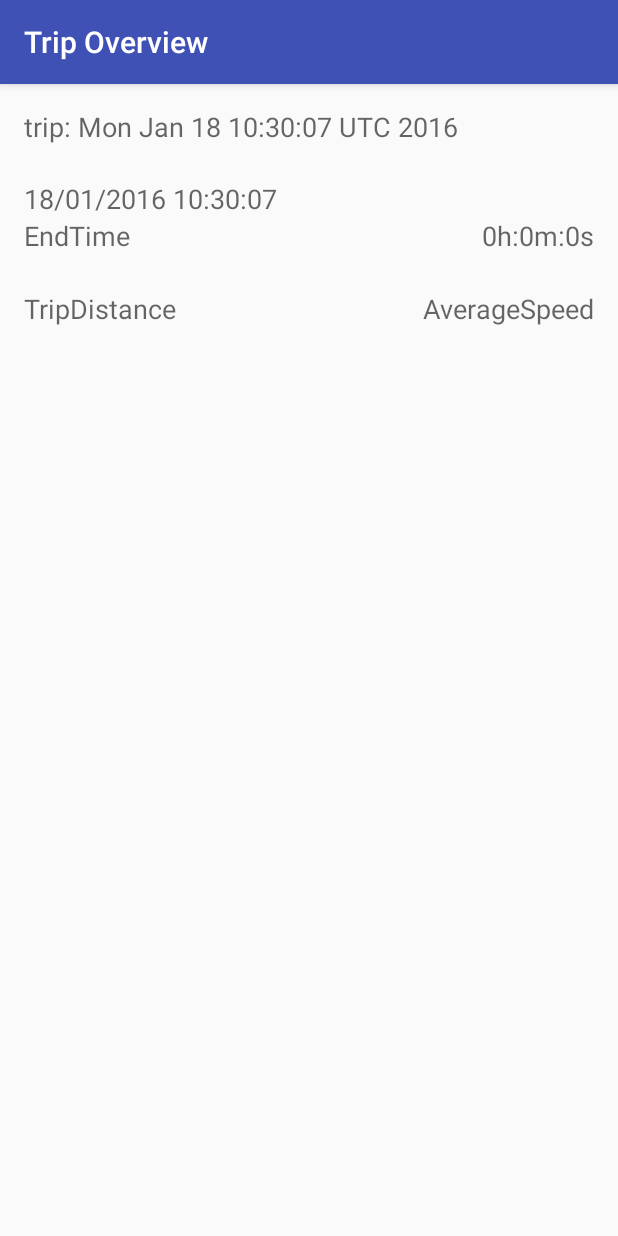
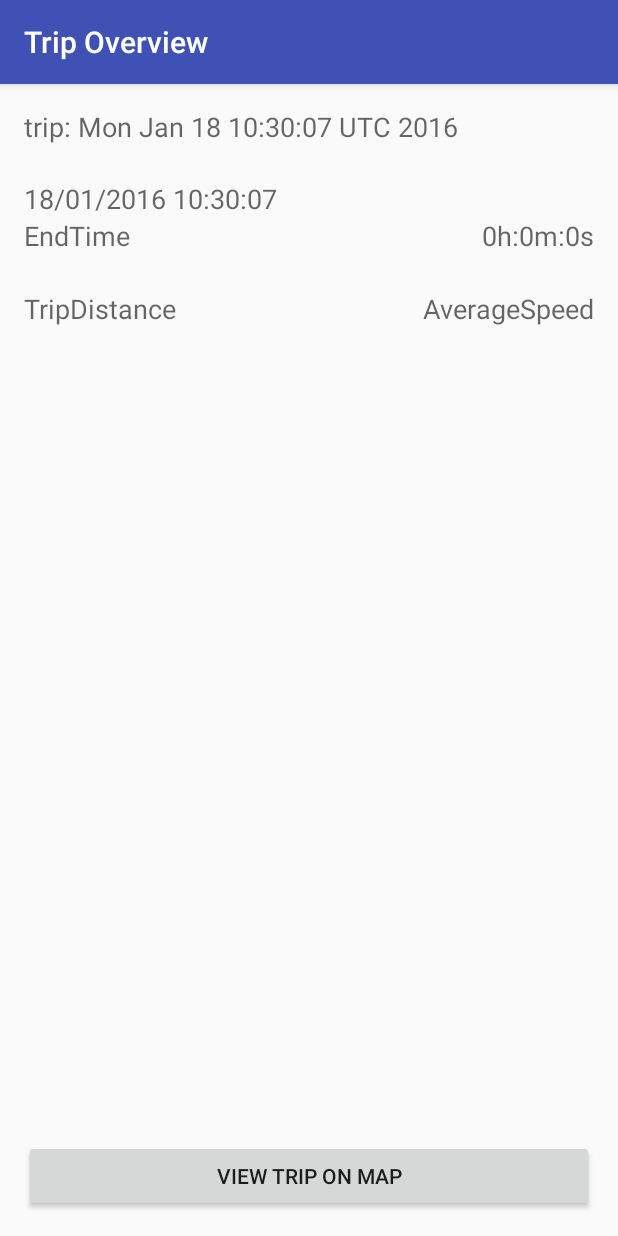
Before and after one commit to rakj1/AverageSpeed, an Android app: the screen it shows after launch (ActivityDisplayTrip), after a tap on an icon or button, on a phone screen of 412 x 824 dp. Run offline under Robolectric (Android 15) with nearby library versions, the phone set to English and light mode, and no system bars; 2 statements that could not run were skipped; 1 other tap on this screen came first.

Commit message:
Added in Google Map showing the path of the trip with default points

```diff
--- a/app/build.gradle
+++ b/app/build.gradle
@@ -25,4 +25,5 @@ dependencies {
     compile 'com.android.support:appcompat-v7:23.1.1'
     compile 'com.android.support:design:23.1.1'
     compile 'com.google.android.gms:play-services-maps:8.4.0'
+    compile 'com.google.android.gms:play-services:8.4.0'
 }
--- a/app/src/main/java/nz/ones/ryanj/averagespeed/Activity/ActivityCustomListViewTrip.java
+++ b/app/src/main/java/nz/ones/ryanj/averagespeed/Activity/ActivityCustomListViewTrip.java
@@ -28,7 +28,7 @@ import static android.util.Log.d;
 public class ActivityCustomListViewTrip extends AppCompatActivity{
 
     private final String DEBUG_TAG =  "AverageSpeed." + getClass().getCanonicalName();
-    private final int REQUEST_GPS = 0;
+    private final int REQUEST_GPS = 1;
 
     private ListView list;
     private CustomTripAdapter adapter;
--- a/app/src/main/java/nz/ones/ryanj/averagespeed/Activity/ActivityDisplayTrip.java
+++ b/app/src/main/java/nz/ones/ryanj/averagespeed/Activity/ActivityDisplayTrip.java
@@ -2,8 +2,11 @@ package nz.ones.ryanj.averagespeed.Activity;
 
 import android.app.AlertDialog;
 import android.content.DialogInterface;
+import android.content.Intent;
 import android.support.v7.app.AppCompatActivity;
 import android.os.Bundle;
+import android.view.View;
+import android.widget.Button;
 import android.widget.TextView;
 
 import java.text.Format;
@@ -34,6 +37,7 @@ public class ActivityDisplayTrip extends AppCompatActivity {
             end("Can't find trip position");
         }
         Trip thisTrip = db.getTrip(extras.getInt("TRIP_ID"));
+        final int tripId = thisTrip.ID();
 
         /********Boring UI binding********/
         TextView Name = (TextView) findViewById(R.id.textViewName);
@@ -51,6 +55,17 @@ public class ActivityDisplayTrip extends AppCompatActivity {
         //AverageSpeed.setText(TODO);
         TextView Distance = (TextView) findViewById(R.id.textViewDistance);
         //Distance.setText(TODO);
+
+        /**** Button OnClicks ****/
+        Button viewTrip = (Button) findViewById(R.id.buttonViewTripMap);
+        viewTrip.setOnClickListener(new Button.OnClickListener()
+        {
+            public void onClick(View v){
+                Intent i = new Intent(getBaseContext(), ActivityViewTripOnMap.class);
+                i.putExtra("TRIP_ID", tripId);
+                startActivity(i);
+            }
+        });
     }
 
     private void end(String errMsg)
--- a/app/src/main/java/nz/ones/ryanj/averagespeed/DataObjects/Point.java
+++ b/app/src/main/java/nz/ones/ryanj/averagespeed/DataObjects/Point.java
@@ -1,6 +1,8 @@
 package nz.ones.ryanj.averagespeed.DataObjects;
 
 import java.util.Date;
+
+import static android.util.Log.d;
 
 /**
  * Created by Ryan Jones on 15/12/2015.
@@ -16,6 +18,7 @@ public class Point
 
     public Point(Date Time, Double Long, Double Lat)
     {
+        d(DEBUG_TAG, "Creating point " + Time + ": " + Long + ": " + Lat);
         this._time = Time;
         this._latitude = Lat;
         this._longitude = Long;
@@ -23,6 +26,7 @@ public class Point
 
     public Point(long ID, Date Time, Double Long, Double Lat)
     {
+        d(DEBUG_TAG, "Creating point " + Time + ": " + Long + ": " + Lat);
         this._id = ID;
         this._time = Time;
         this._latitude = Lat;
--- a/app/src/main/java/nz/ones/ryanj/averagespeed/DatabaseHandler.java
+++ b/app/src/main/java/nz/ones/ryanj/averagespeed/DatabaseHandler.java
@@ -200,7 +200,7 @@ public class DatabaseHandler extends SQLiteOpenHelper
     public ArrayList<Point> getAllPoints(int tripId)
     {
         ArrayList<Point> pointList = new ArrayList<>();
-        String selectQuery = "SELECT * FROM " + TABLE_POINT + " WHERE " + POINT_TRIP_ID + " = " + tripId;
+        String selectQuery = "SELECT + " + POINT_ID + ", " + POINT_TIME + ", " + POINT_LAT + ", " + POINT_LONG + "  FROM " + TABLE_POINT + " WHERE " + POINT_TRIP_ID + " = " + tripId;
         SimpleDateFormat dateFormat = new SimpleDateFormat("dd/MM/yyyy hh:mm:ss.sss");
 
         SQLiteDatabase db = this.getWritableDatabase();
@@ -211,6 +211,7 @@ public class DatabaseHandler extends SQLiteOpenHelper
             do
             {
                 try {
+                    d(DEBUG_TAG, "Getting point from DB: " + cursor.getString(0) + ": " + cursor.getString(1) + ": " + cursor.getString(2)+ ": " + cursor.getString(3) + "");
                     Point p = new Point(Integer.parseInt(cursor.getString(0)), dateFormat.parse(cursor.getString(1)), Double.parseDouble(cursor.getString(2)),
                             Double.parseDouble(cursor.getString(3)));
                     pointList.add(p);
--- a/app/src/main/res/layout/activity_activity_display_trip.xml
+++ b/app/src/main/res/layout/activity_activity_display_trip.xml
@@ -69,4 +69,15 @@
         android:layout_alignBottom="@+id/textViewDistance"
         android:layout_alignParentRight="true"
         android:layout_alignParentEnd="true" />
+
+    <Button
+        android:layout_width="wrap_content"
+        android:layout_height="wrap_content"
+        android:text="View Trip on Map"
+        android:id="@+id/buttonViewTripMap"
+        android:layout_alignParentBottom="true"
+        android:layout_alignRight="@+id/textViewAverage"
+        android:layout_alignEnd="@+id/textViewAverage"
+        android:layout_alignParentLeft="true"
+        android:layout_alignParentStart="true" />
 </RelativeLayout>
--- a/app/src/main/res/layout/content_activity_new_trip.xml
+++ b/app/src/main/res/layout/content_activity_new_trip.xml
@@ -2,6 +2,7 @@
 <RelativeLayout xmlns:android="http://schemas.android.com/apk/res/android"
     xmlns:tools="http://schemas.android.com/tools"
     xmlns:app="http://schemas.android.com/apk/res-auto" android:layout_width="match_parent"
+
     android:layout_height="match_parent" android:paddingLeft="@dimen/activity_horizontal_margin"
     android:paddingRight="@dimen/activity_horizontal_margin"
     android:paddingTop="@dimen/activity_vertical_margin"
@@ -9,6 +10,10 @@
     app:layout_behavior="@string/appbar_scrolling_view_behavior"
     tools:showIn="@layout/activity_activity_new_trip"
     tools:context="nz.ones.ryanj.averagespeed.Activity.ActivityNewTrip">
+
+    <com.google.android.gms.maps.MapView android:id="@+id/map"
+        android:layout_width="fill_parent"
+        android:layout_height="fill_parent" />
 
     <Button
         android:layout_width="wrap_content"
--- a/app/src/main/res/values/strings.xml
+++ b/app/src/main/res/values/strings.xml
@@ -2,4 +2,5 @@
     <string name="app_name">AverageSpeed</string>
     <string name="action_settings">Settings</string>
     <string name="title_activity_activity_new_trip">ActivityNewTrip</string>
+    <string name="title_activity_view_trip_on_mas">View Trip Path</string>
 </resources>
```
Also changed, not shown: app/src/debug/res/values/google_maps_api.xml (added, +19 -0 lines), app/src/main/AndroidManifest.xml (+42 -12 lines), app/src/main/java/nz/ones/ryanj/averagespeed/Activity/ActivityNewTrip.java (+20 -3 lines), app/src/main/java/nz/ones/ryanj/averagespeed/Activity/ActivityViewTripOnMap.java (added, +96 -0 lines), app/src/main/res/layout/activity_view_trip_on_map.xml (added, +8 -0 lines), 3 other files.
